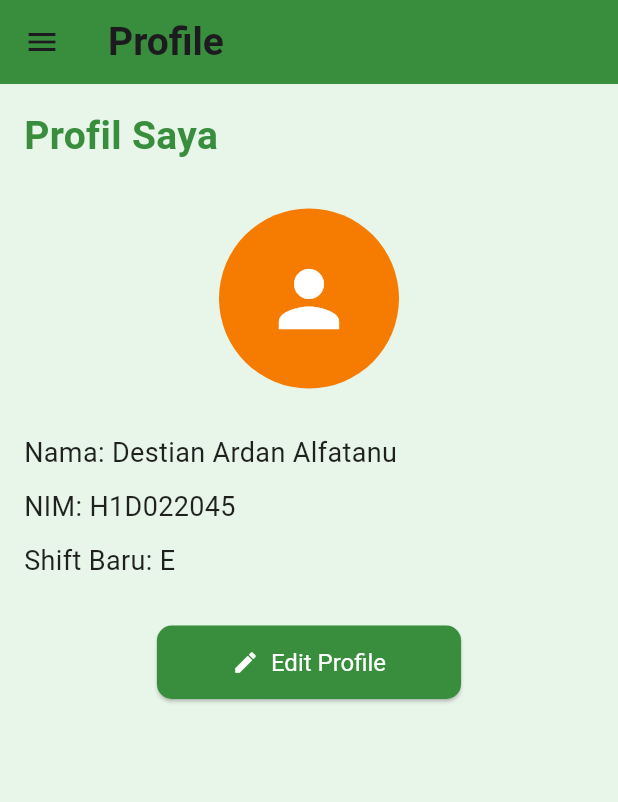
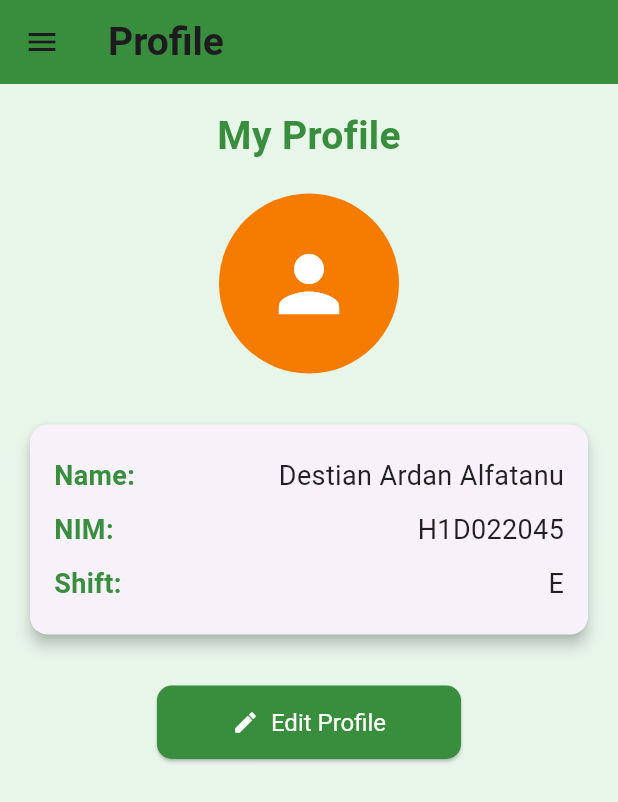
Before and after one commit to DestianArdanAlfatanu/LabMobile3_Destian-Ardan-Alfatanu_Shift-E, a Flutter app: the ProfilePage screen opened by its route, on a phone screen of 412 x 824 dp. Shown: the top 802 px of the screen. Run offline on Flutter 3.47's test engine with Material 3 defaults, Android fonts, the phone set to English and light mode, and no system bars; our stand-ins replace shared_preferences; accounts and stored records are empty.

Commit message:
Update profile_page.dart

```diff
--- a/lib/pages/profile_page.dart
+++ b/lib/pages/profile_page.dart
@@ -15,23 +15,26 @@ class ProfilePage extends StatelessWidget {
         ),
         backgroundColor: Colors.green.shade700,
       ),
-      body: Padding(
+      body: SingleChildScrollView(
+        child: Padding(
           padding: const EdgeInsets.all(16.0),
           child: Column(
             crossAxisAlignment: CrossAxisAlignment.start,
             children: [
-            // Judul Halaman
-            Text(
-              'Profil Saya',
+              // Profile Header
+              Center(
+                child: Text(
+                  'My Profile',
                   style: TextStyle(
                     fontSize: 26,
                     fontWeight: FontWeight.bold,
                     color: Colors.green.shade700,
                   ),
                 ),
-            SizedBox(height: 30),
+              ),
+              SizedBox(height: 20),
 
-            // Avatar Pengguna
+              // User Avatar
               Center(
                 child: CircleAvatar(
                   radius: 60,
@@ -45,28 +48,28 @@ class ProfilePage extends StatelessWidget {
               ),
               SizedBox(height: 30),
 
-            // Informasi Pengguna
-            Text(
-              'Nama: Destian Ardan Alfatanu',
-              style: TextStyle(fontSize: 18, color: Colors.black87),
+              // User Information Card
+              Card(
+                elevation: 4,
+                child: Padding(
+                  padding: const EdgeInsets.all(16.0),
+                  child: Column(
+                    crossAxisAlignment: CrossAxisAlignment.start,
+                    children: [
+                      InfoRow(title: 'Name:', value: 'Destian Ardan Alfatanu'),
+                      InfoRow(title: 'NIM:', value: 'H1D022045'),
+                      InfoRow(title: 'Shift:', value: 'E'),
+                    ],
                   ),
-            SizedBox(height: 10),
-            Text(
-              'NIM: H1D022045',
-              style: TextStyle(fontSize: 18, color: Colors.black87),
                 ),
-            SizedBox(height: 10),
-            Text(
-              'Shift Baru: E',
-              style: TextStyle(fontSize: 18, color: Colors.black87),
               ),
               SizedBox(height: 30),
 
-
+              // Edit Profile Button
               Center(
                 child: ElevatedButton.icon(
                   onPressed: () {
-
+                    // Add your edit profile action here
                   },
                   icon: Icon(Icons.edit, color: Colors.white),
                   label: Text(
@@ -88,7 +91,36 @@ class ProfilePage extends StatelessWidget {
             ],
           ),
         ),
+      ),
       drawer: SideMenu(),
     );
   }
 }
+
+// Custom Widget for User Information Row
+class InfoRow extends StatelessWidget {
+  final String title;
+  final String value;
+
+  const InfoRow({Key? key, required this.title, required this.value}) : super(key: key);
+
+  @override
+  Widget build(BuildContext context) {
+    return Padding(
+      padding: const EdgeInsets.symmetric(vertical: 5.0),
+      child: Row(
+        mainAxisAlignment: MainAxisAlignment.spaceBetween,
+        children: [
+          Text(
+            title,
+            style: TextStyle(fontSize: 18, fontWeight: FontWeight.bold, color: Colors.green.shade700),
+          ),
+          Text(
+            value,
+            style: TextStyle(fontSize: 18, color: Colors.black87),
+          ),
+        ],
+      ),
+    );
+  }
+}
```
Lines whose indentation alone changed are shown as unchanged.
